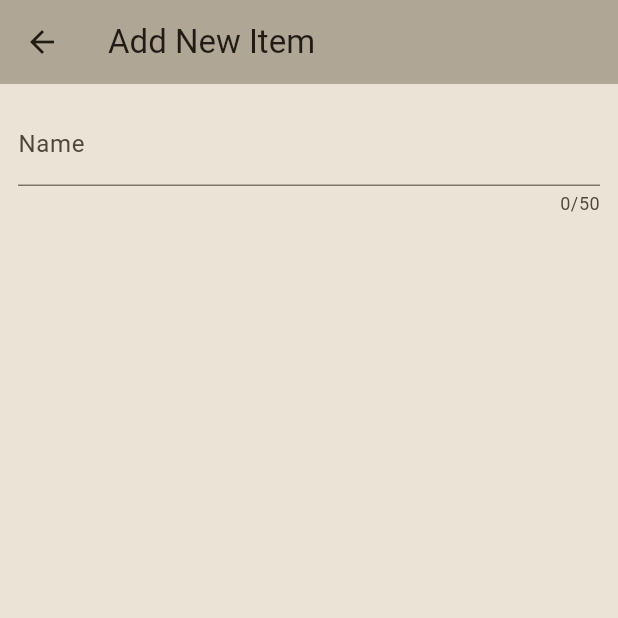
After one commit to Rwan00/shop_app, a Flutter app: the screen it shows after launch, after a tap on the "add" icon, on a phone screen of 412 x 824 dp, the top half of it. The commit adds this screen. Run offline on Flutter 3.47's test engine with Material 2 defaults, Android fonts, the light colour scheme and no system bars.

Commit message:
add text form field

```diff
--- a/lib/main.dart
+++ b/lib/main.dart
@@ -11,6 +11,7 @@ class MyApp extends StatelessWidget {
   @override
   Widget build(BuildContext context) {
     return MaterialApp(
+      debugShowCheckedModeBanner: false,
       theme: ThemeData(
         colorScheme: ColorScheme.fromSeed(
             seedColor: const Color.fromRGBO(119, 107, 93,1),
--- a/lib/widgets/grocery_list.dart
+++ b/lib/widgets/grocery_list.dart
@@ -1,5 +1,6 @@
 import 'package:flutter/material.dart';
 import 'package:shop_app_00/data/dummy_items.dart';
+import 'package:shop_app_00/widgets/new_item.dart';
 
 class GroceryList extends StatelessWidget {
   const GroceryList({super.key});
@@ -9,10 +10,21 @@ class GroceryList extends StatelessWidget {
     return Scaffold(
       appBar: AppBar(
         title: const Text("Your Grocery"),
+        actions: [
+          IconButton(
+              onPressed: () {
+                Navigator.of(context).push(
+                  MaterialPageRoute(
+                    builder: (context) => const NewItem(),
+                  ),
+                );
+              },
+              icon: const Icon(Icons.add))
+        ],
       ),
       body: ListView.builder(
           itemCount: groceryItems.length,
-          itemBuilder: (context,index){
+          itemBuilder: (context, index) {
             return ListTile(
               title: Text(groceryItems[index].name),
               leading: Container(
--- /dev/null
+++ b/lib/widgets/new_item.dart
@@ -0,0 +1,44 @@
+import 'package:flutter/material.dart';
+
+class NewItem extends StatefulWidget {
+  const NewItem({super.key});
+
+  @override
+  State<NewItem> createState() => _NewItemState();
+}
+
+class _NewItemState extends State<NewItem> {
+  @override
+  Widget build(BuildContext context) {
+    return Scaffold(
+      appBar: AppBar(
+        title: const Text("Add New Item"),
+      ),
+      body: Form(
+        child: Padding(
+          padding: const EdgeInsets.all(12.0),
+          child: Column(
+            children: [
+              TextFormField(
+                decoration: const InputDecoration(
+                  labelText: "Name",
+                ),
+                maxLength: 50,
+                validator: (value) {
+                  if (value == null ||
+                      value.isEmpty ||
+                      value.trim().length <= 1 ||
+                      value.trim().length > 50)
+                    {
+                      return "Must be between 1 and 50 characters";
+                    }
+                    return null;
+                },
+              )
+            ],
+          ),
+        ),
+      ),
+    );
+  }
+}
```
Lines whose indentation alone changed are shown as unchanged.
